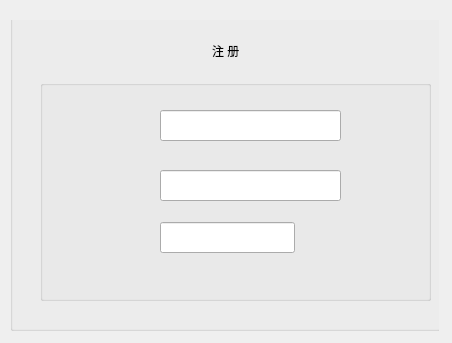
First picture: the form in qdlglogin.ui, repository WangQuanLiu/WeCloud, before the edit.
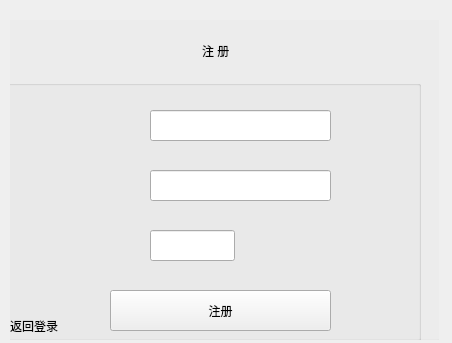
Second picture: the form after the edit. The open tabs and pages were chosen to show the change. Custom widgets are drawn as their Qt base class.

Commit message: 注册界面完成

What changed in the file:
```diff
--- a/qdlglogin.ui
+++ b/qdlglogin.ui
@@ -263,10 +263,10 @@
     <widget class="QGroupBox" name="groupBox">
      <property name="geometry">
       <rect>
-       <x>0</x>
+       <x>-10</x>
        <y>-20</y>
-       <width>431</width>
-       <height>331</height>
+       <width>441</width>
+       <height>341</height>
       </rect>
      </property>
      <property name="title">
@@ -320,10 +320,10 @@
      <widget class="QGroupBox" name="groupBox_2">
       <property name="geometry">
        <rect>
-        <x>30</x>
+        <x>0</x>
         <y>80</y>
-        <width>391</width>
-        <height>221</height>
+        <width>421</width>
+        <height>261</height>
        </rect>
       </property>
       <property name="title">
@@ -332,7 +332,7 @@
       <widget class="QLabel" name="page3LabelAccountIcon">
        <property name="geometry">
         <rect>
-         <x>40</x>
+         <x>70</x>
          <y>10</y>
          <width>291</width>
          <height>61</height>
@@ -345,7 +345,7 @@
       <widget class="QLabel" name="page3LabelPasswordIcon">
        <property name="geometry">
         <rect>
-         <x>40</x>
+         <x>70</x>
          <y>70</y>
          <width>291</width>
          <height>61</height>
@@ -358,7 +358,7 @@
       <widget class="QLineEdit" name="page3LineEditAccount">
        <property name="geometry">
         <rect>
-         <x>120</x>
+         <x>150</x>
          <y>30</y>
          <width>181</width>
          <height>31</height>
@@ -383,7 +383,7 @@
       <widget class="QLineEdit" name="page3LineEditPassword">
        <property name="geometry">
         <rect>
-         <x>120</x>
+         <x>150</x>
          <y>90</y>
          <width>181</width>
          <height>31</height>
@@ -408,9 +408,9 @@
       <widget class="QLabel" name="page3LabelVerification">
        <property name="geometry">
         <rect>
-         <x>58</x>
-         <y>131</y>
-         <width>201</width>
+         <x>89</x>
+         <y>140</y>
+         <width>155</width>
          <height>50</height>
         </rect>
        </property>
@@ -421,21 +421,21 @@
       <widget class="QLineEdit" name="page3LineEditVerification">
        <property name="geometry">
         <rect>
-         <x>120</x>
-         <y>142</y>
-         <width>135</width>
+         <x>150</x>
+         <y>150</y>
+         <width>85</width>
          <height>31</height>
         </rect>
        </property>
        <property name="minimumSize">
         <size>
-         <width>135</width>
+         <width>85</width>
          <height>31</height>
         </size>
        </property>
        <property name="maximumSize">
         <size>
-         <width>135</width>
+         <width>85</width>
          <height>31</height>
         </size>
        </property>
@@ -443,6 +443,45 @@
         <enum>Qt::WheelFocus</enum>
        </property>
       </widget>
+      <widget class="QVerificationCode" name="label">
+       <property name="geometry">
+        <rect>
+         <x>240</x>
+         <y>140</y>
+         <width>151</width>
+         <height>51</height>
+        </rect>
+       </property>
+       <property name="text">
+        <string/>
+       </property>
+      </widget>
+      <widget class="QPushButton" name="page3PushButtonRegister">
+       <property name="geometry">
+        <rect>
+         <x>110</x>
+         <y>210</y>
+         <width>221</width>
+         <height>41</height>
+        </rect>
+       </property>
+       <property name="text">
+        <string>注册</string>
+       </property>
+      </widget>
+      <widget class="QLabel" name="page3LabelBackLogin">
+       <property name="geometry">
+        <rect>
+         <x>10</x>
+         <y>240</y>
+         <width>54</width>
+         <height>12</height>
+        </rect>
+       </property>
+       <property name="text">
+        <string>返回登录</string>
+       </property>
+      </widget>
      </widget>
     </widget>
    </widget>
@@ -542,6 +581,13 @@
    </widget>
   </widget>
  </widget>
+ <customwidgets>
+  <customwidget>
+   <class>QVerificationCode</class>
+   <extends>QLabel</extends>
+   <header>qverificationcode.h</header>
+  </customwidget>
+ </customwidgets>
  <resources/>
  <connections/>
 </ui>
```
Left out of the diff: 2 changed lines with no effect on the pictures. The commit also changes 8 other files.
